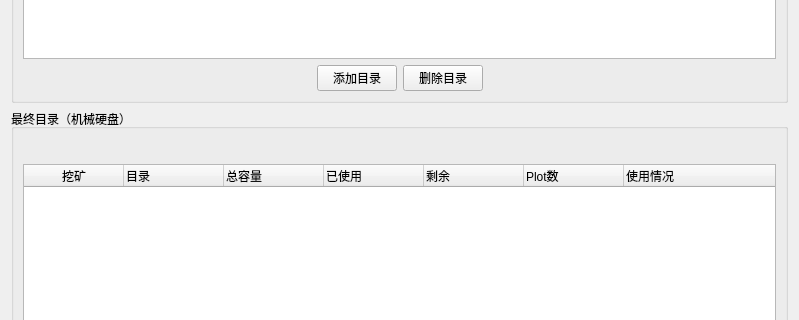
The window that ui/FoldersWidget.ui (penglecn/ChiaTools) describes before a commit, drawn with Qt 5; both pictures show x 0 to 799 and y 190 to 510 of the 799 by 601 pixel window.
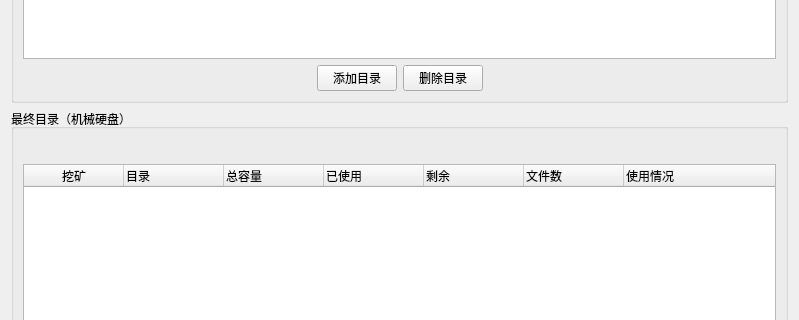
The same window after the commit.

Commit message: 优化界面显示

Diff of the .ui file:
```diff
--- a/ui/FoldersWidget.ui
+++ b/ui/FoldersWidget.ui
@@ -113,7 +113,7 @@
         <item>
          <widget class="QLabel" name="labelHDDUsage">
           <property name="text">
-           <string>    </string>
+           <string/>
           </property>
          </widget>
         </item>
@@ -133,7 +133,7 @@
         <item>
          <widget class="QLabel" name="labelPlotsInfo">
           <property name="text">
-           <string>    </string>
+           <string/>
           </property>
          </widget>
         </item>
@@ -174,7 +174,7 @@
         </column>
         <column>
          <property name="text">
-          <string>Plot数</string>
+          <string>文件数</string>
          </property>
         </column>
         <column>
```
The commit also changes 3 other files.
